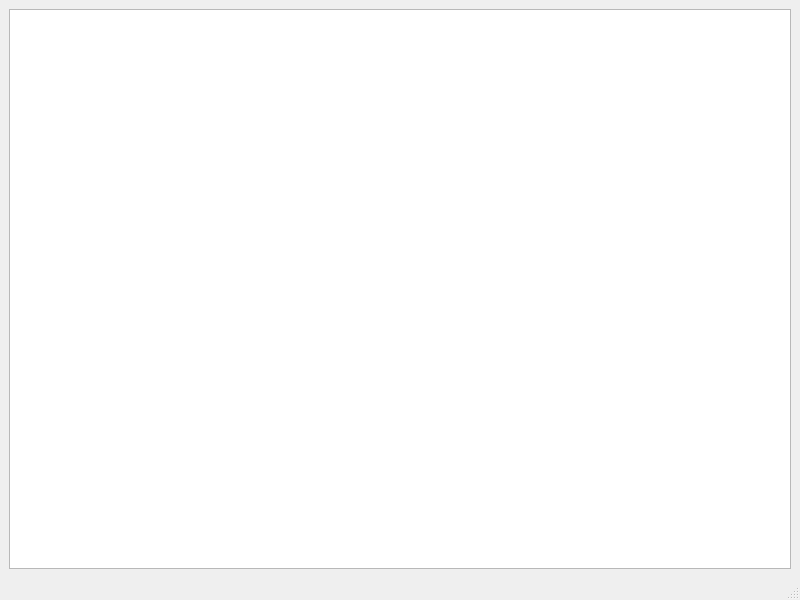
The window that AMQMonitor/AMQMonitor.ui (hiamitbhardwaj/ianzepp) describes before a commit, drawn with Qt 5.
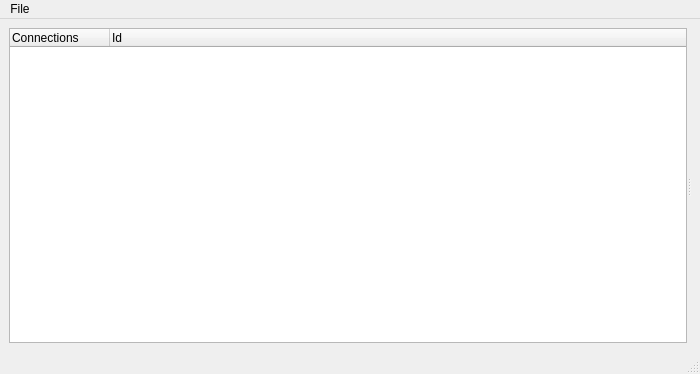
The same window after the commit.

Patch:
```diff
--- a/AMQMonitor/AMQMonitor.ui
+++ b/AMQMonitor/AMQMonitor.ui
@@ -6,8 +6,8 @@
    <rect>
     <x>0</x>
     <y>0</y>
-    <width>800</width>
-    <height>600</height>
+    <width>700</width>
+    <height>374</height>
    </rect>
   </property>
   <property name="windowTitle">
@@ -16,7 +16,39 @@
   <widget class="QWidget" name="centralwidget">
    <layout class="QVBoxLayout" name="verticalLayout">
     <item>
-     <widget class="QTableView" name="subscriptionView"/>
+     <widget class="QSplitter" name="splitter">
+      <property name="orientation">
+       <enum>Qt::Horizontal</enum>
+      </property>
+      <widget class="QTreeWidget" name="treeWidget">
+       <property name="sizePolicy">
+        <sizepolicy hsizetype="Preferred" vsizetype="Expanding">
+         <horstretch>10</horstretch>
+         <verstretch>0</verstretch>
+        </sizepolicy>
+       </property>
+       <column>
+        <property name="text">
+         <string>Connections</string>
+        </property>
+       </column>
+       <column>
+        <property name="text">
+         <string>Id</string>
+        </property>
+       </column>
+      </widget>
+      <widget class="QStackedWidget" name="tableStack">
+       <property name="sizePolicy">
+        <sizepolicy hsizetype="Expanding" vsizetype="Preferred">
+         <horstretch>30</horstretch>
+         <verstretch>0</verstretch>
+        </sizepolicy>
+       </property>
+       <widget class="QWidget" name="page"/>
+       <widget class="QWidget" name="page_2"/>
+      </widget>
+     </widget>
     </item>
    </layout>
   </widget>
@@ -25,10 +57,34 @@
     <rect>
      <x>0</x>
      <y>0</y>
-     <width>800</width>
+     <width>700</width>
      <height>22</height>
     </rect>
    </property>
+   <widget class="QMenu" name="menuFile">
+    <property name="title">
+     <string>File</string>
+    </property>
+    <widget class="QMenu" name="menuNew">
+     <property name="title">
+      <string>New</string>
+     </property>
+     <addaction name="actionNewConnection"/>
+     <addaction name="actionNewSubscription"/>
+     <addaction name="separator"/>
+     <addaction name="actionNewQuery"/>
+    </widget>
+    <addaction name="menuNew"/>
+    <addaction name="separator"/>
+    <addaction name="actionOpen"/>
+    <addaction name="actionClose"/>
+    <addaction name="actionCloseAll"/>
+    <addaction name="separator"/>
+    <addaction name="actionExportXML"/>
+    <addaction name="separator"/>
+    <addaction name="actionQuit"/>
+   </widget>
+   <addaction name="menuFile"/>
   </widget>
   <widget class="QStatusBar" name="statusbar"/>
  </widget>
```
Left out of the diff: 91 changed lines with no effect on the pictures.
